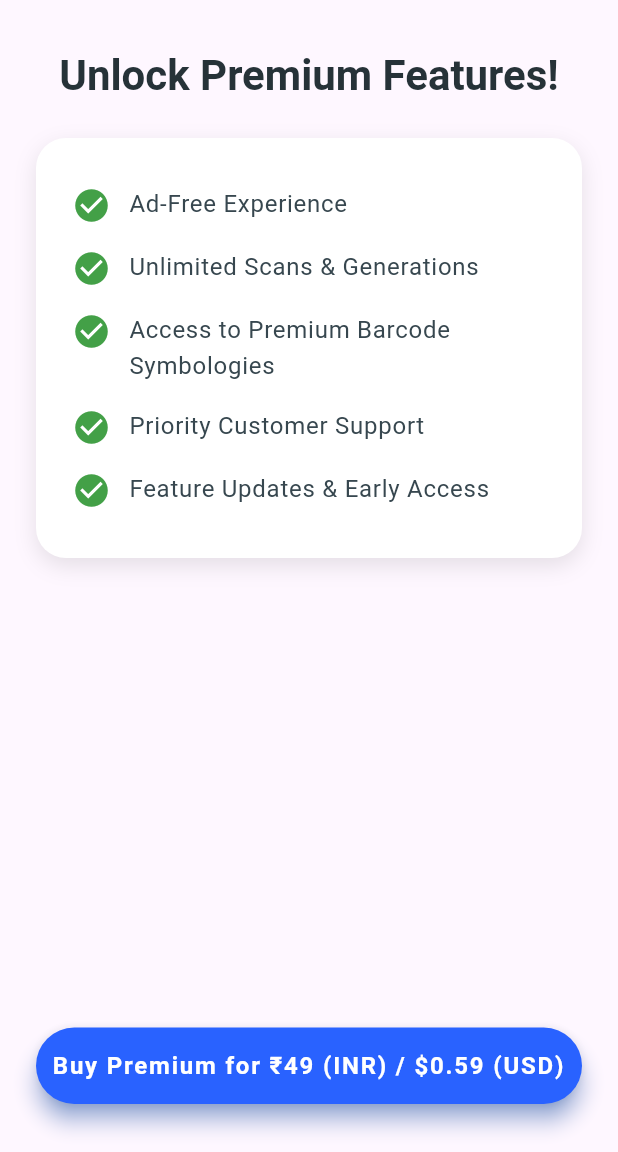
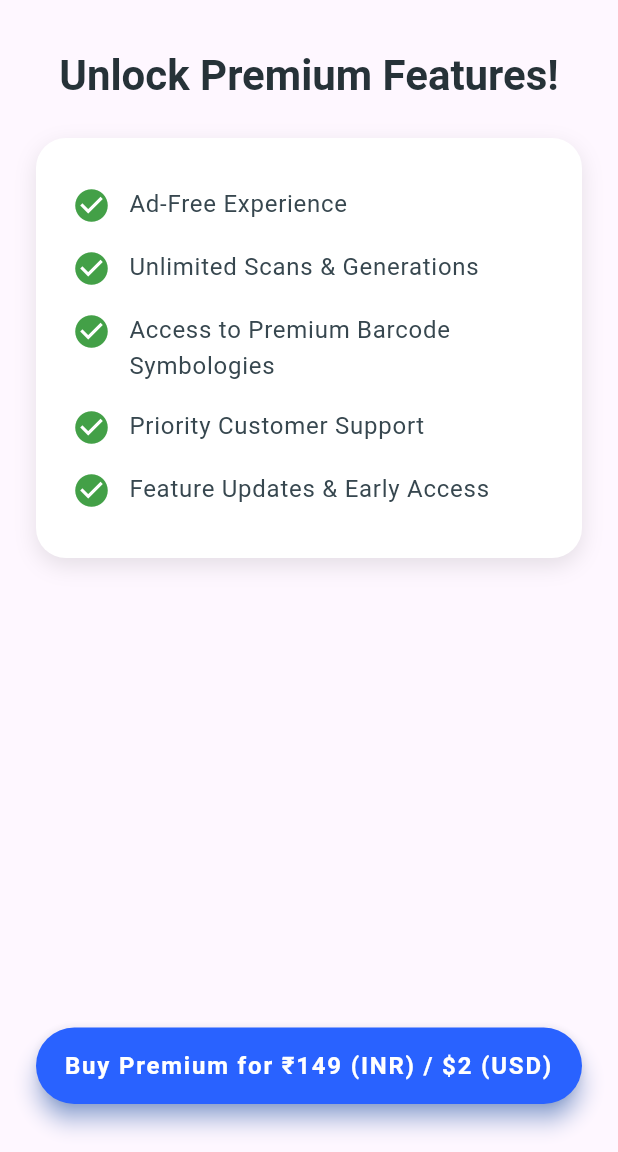
Before and after one commit to bilalparray/qr_scanner_pro, a Flutter app: the PremiumScreen screen opened by its route, on a phone screen of 412 x 824 dp, the part 84-1236 px from its top. Run offline on Flutter 3.47's test engine with Material 3 defaults, Android fonts, the phone set to English and light mode, and no system bars; our stand-ins replace flutter_colorpicker, flutter_contacts, go_router, google_mobile_ads, image_picker, package_info_plus and 3 more; missing offline and left inert: add_2_calendar, mobile_scanner, syncfusion_flutter_barcodes, wifi_iot; accounts and stored records are empty; network calls fail.

Commit message:
price update

```diff
--- a/lib/screens/premium_screen.dart
+++ b/lib/screens/premium_screen.dart
@@ -120,7 +120,7 @@ class PremiumScreen extends StatelessWidget {
                     ),
                   ),
                   child: const Text(
-                    'Buy Premium for ₹49 (INR) / \$0.59 (USD)',
+                    'Buy Premium for ₹149 (INR) / \$2 (USD)',
                     style: TextStyle(
                         color: Colors.white, fontSize: 16, letterSpacing: 1.2),
                     textAlign: TextAlign.center,
```
